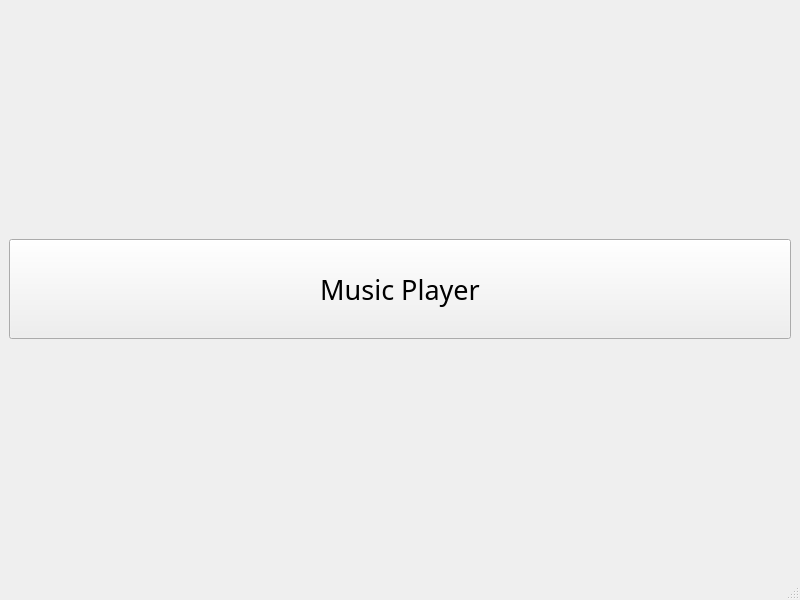
Before: the Qt Designer form test.ui in potakaaa/qt6_practice, drawn with Qt 5.
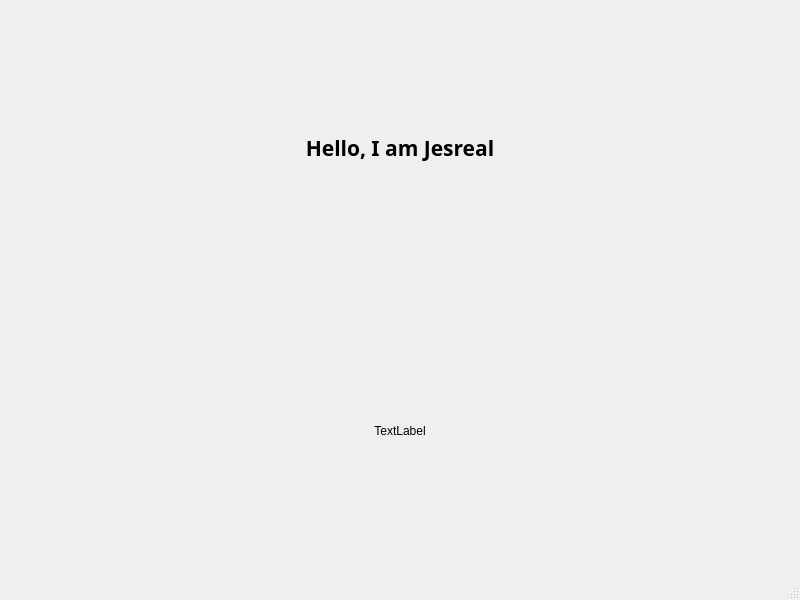
After: the same form once the commit is applied.

```diff
--- a/test.ui
+++ b/test.ui
@@ -14,25 +14,43 @@
    <string>Test</string>
   </property>
   <widget class="QWidget" name="centralwidget">
-   <layout class="QGridLayout" name="gridLayout">
-    <item row="0" column="0">
-     <widget class="QPushButton" name="pushButton">
-      <property name="minimumSize">
-       <size>
-        <width>0</width>
-        <height>100</height>
-       </size>
-      </property>
+   <layout class="QVBoxLayout" name="verticalLayout_2">
+    <item>
+     <layout class="QVBoxLayout" name="verticalLayout">
+      <item>
+       <widget class="QLabel" name="label">
       <property name="font">
        <font>
-        <family>Sitka Banner</family>
-        <pointsize>20</pointsize>
+          <family>Poppins</family>
+          <pointsize>16</pointsize>
+          <bold>true</bold>
        </font>
       </property>
       <property name="text">
-       <string>Music Player</string>
-      </property>
-     </widget>
+         <string>Hello, I am Jesreal</string>
+        </property>
+        <property name="alignment">
+         <set>Qt::AlignCenter</set>
+        </property>
+       </widget>
+      </item>
+      <item>
+       <widget class="QLabel" name="image">
+        <property name="styleSheet">
+         <string notr="true"/>
+        </property>
+        <property name="text">
+         <string>TextLabel</string>
+        </property>
+        <property name="scaledContents">
+         <bool>false</bool>
+        </property>
+        <property name="alignment">
+         <set>Qt::AlignCenter</set>
+        </property>
+       </widget>
+      </item>
+     </layout>
     </item>
    </layout>
   </widget>
```
Lines whose indentation alone changed are shown as unchanged.
